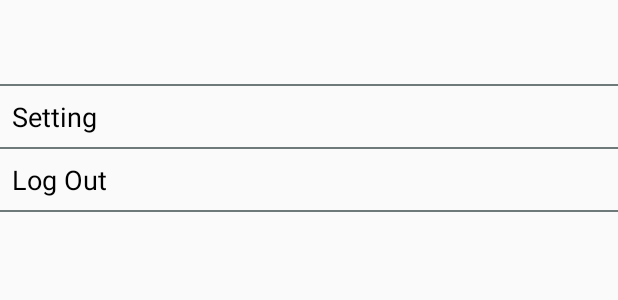
After one commit to bedoasd/Myinsta2, an Android app: the layout activity_options.xml on its own in the app's theme, with its tools: preview values and no code run, on a phone screen of 412 x 824 dp. The commit adds this screen. Shown: the top 300 px of the screen. Run offline under Robolectric (Android 15) with nearby library versions, the phone set to English and light mode, and no system bars.

Commit message:
Instagram Commit

```diff
--- a/app/src/main/AndroidManifest.xml
+++ b/app/src/main/AndroidManifest.xml
@@ -13,8 +13,9 @@
         android:roundIcon="@mipmap/ic_launcher_round"
         android:supportsRtl="true"
         android:theme="@style/AppTheme">
-        <activity android:name=".FollowersActivity"></activity>
-        <activity android:name=".EditProfileActivity"></activity>
+        <activity android:name=".OptionsActivity"></activity>
+        <activity android:name=".FollowersActivity" />
+        <activity android:name=".EditProfileActivity" />
         <activity android:name=".CommentsActivity" />
         <activity android:name=".PostActivity" />
         <activity android:name=".MainActivity" />
--- a/app/src/main/java/com/example/myinsta/Adapter/PostAdapter.java
+++ b/app/src/main/java/com/example/myinsta/Adapter/PostAdapter.java
@@ -15,6 +15,7 @@ import androidx.fragment.app.FragmentActivity;
 import androidx.recyclerview.widget.RecyclerView;
 
 import com.bumptech.glide.Glide;
+import com.bumptech.glide.request.RequestOptions;
 import com.example.myinsta.CommentsActivity;
 import com.example.myinsta.FollowersActivity;
 import com.example.myinsta.Fragment.PostDetailsFragment;
@@ -57,7 +58,8 @@ public class PostAdapter extends RecyclerView.Adapter<PostAdapter.ViewHolder> {
 
         firebaseUser= FirebaseAuth.getInstance().getCurrentUser();
         final Post post=mPost.get(position);
-        Glide.with(mcontext).load(post.getPostimage()).into(holder.post_image);
+        Glide.with(mcontext).load(post.getPostimage())
+                .apply(new RequestOptions().placeholder(R.drawable.plceholder)).into(holder.post_image);
 
 
 
--- a/app/src/main/java/com/example/myinsta/Fragment/HomeFragment.java
+++ b/app/src/main/java/com/example/myinsta/Fragment/HomeFragment.java
@@ -4,6 +4,7 @@ import android.os.Bundle;
 import android.view.LayoutInflater;
 import android.view.View;
 import android.view.ViewGroup;
+import android.widget.ProgressBar;
 
 import androidx.annotation.NonNull;
 import androidx.fragment.app.Fragment;
@@ -33,6 +34,8 @@ public class HomeFragment extends Fragment {
 
     private List<String> followinglist;
 
+    ProgressBar progressBar ;
+
     @Override
     public View onCreateView(LayoutInflater inflater, ViewGroup container,
                              Bundle savedInstanceState) {
@@ -44,6 +47,8 @@ public class HomeFragment extends Fragment {
         linearLayoutManager.setReverseLayout(true);
         linearLayoutManager.setStackFromEnd(true);
         recyclerView.setLayoutManager(linearLayoutManager);
+
+        progressBar=view.findViewById(R.id.progress_cicularr);
 
         postLists=new ArrayList<>();
 
@@ -108,6 +113,7 @@ public class HomeFragment extends Fragment {
                  }
                 }
                 postAdapter.notifyDataSetChanged();
+                progressBar.setVisibility(View.GONE);
 
             }
 
--- /dev/null
+++ b/app/src/main/res/layout/activity_options.xml
@@ -0,0 +1,55 @@
+<?xml version="1.0" encoding="utf-8"?>
+<LinearLayout xmlns:android="http://schemas.android.com/apk/res/android"
+    xmlns:app="http://schemas.android.com/apk/res-auto"
+    xmlns:tools="http://schemas.android.com/tools"
+    android:layout_width="match_parent"
+    android:layout_height="match_parent"
+    android:orientation="vertical"
+    tools:context=".OptionsActivity">
+
+    <androidx.appcompat.widget.Toolbar
+        android:layout_width="match_parent"
+        android:layout_height="wrap_content"
+        android:id="@+id/toolbar_op"
+        android:background="?android:attr/windowBackground"
+        />
+
+    <View
+        android:layout_width="match_parent"
+        android:layout_height="1dp"
+        android:background="@color/colorAccent"
+        />
+
+    <TextView
+        android:layout_width="match_parent"
+        android:layout_height="wrap_content"
+        android:text="Setting"
+        android:textSize="18sp"
+        android:layout_margin="8dp"
+        android:id="@+id/setting_op"
+        android:textColor="@color/colorPrimaryDark" />
+
+    <View
+        android:layout_width="match_parent"
+        android:layout_height="1dp"
+        android:background="@color/colorAccent"
+        />
+
+    <TextView
+        android:layout_width="match_parent"
+        android:layout_height="wrap_content"
+        android:text="Log Out"
+        android:layout_margin="8dp"
+        android:textSize="18sp"
+        android:id="@+id/logout_op"
+        android:textColor="@color/colorPrimaryDark" />
+
+    <View
+        android:layout_width="match_parent"
+        android:layout_height="1dp"
+        android:background="@color/colorAccent"
+        />
+
+
+
+</LinearLayout>
```
Also changed, not shown: app/src/main/java/com/example/myinsta/Fragment/profileFragment.java (+10 -0 lines), app/src/main/java/com/example/myinsta/OptionsActivity.java (added, +46 -0 lines), app/src/main/res/layout/fragment_home.xml (+9 -0 lines), app/src/main/res/layout/post_tem.xml (+15 -8 lines), app/src/main/res/drawable-hdpi/plceholder.png (added).
